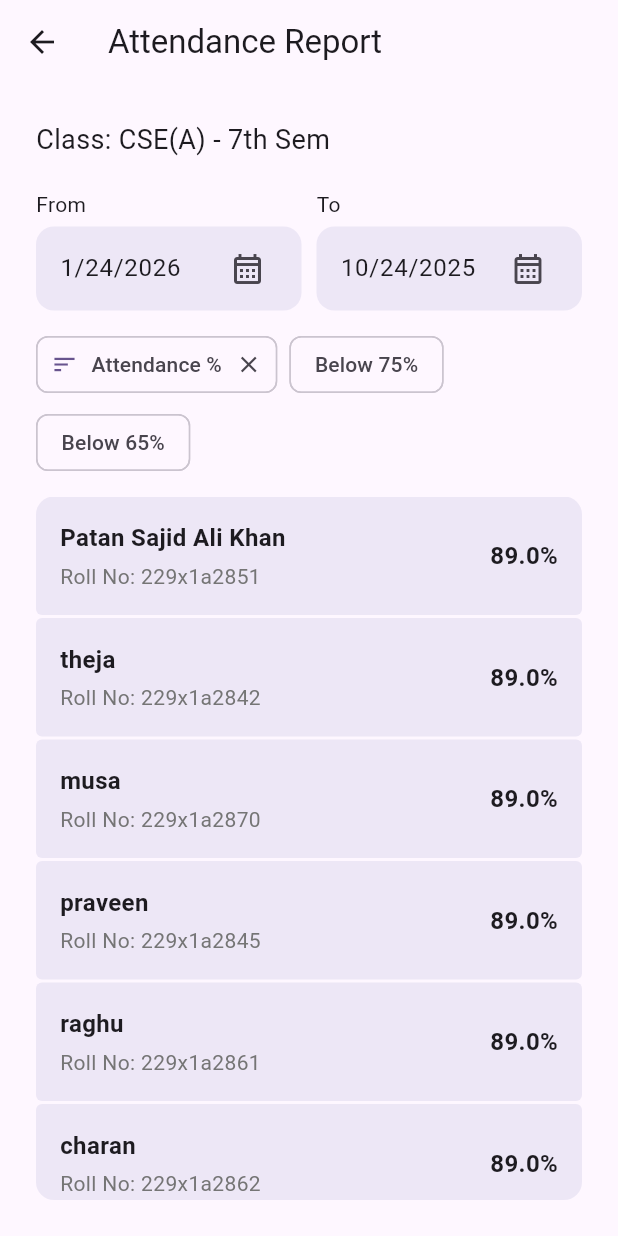
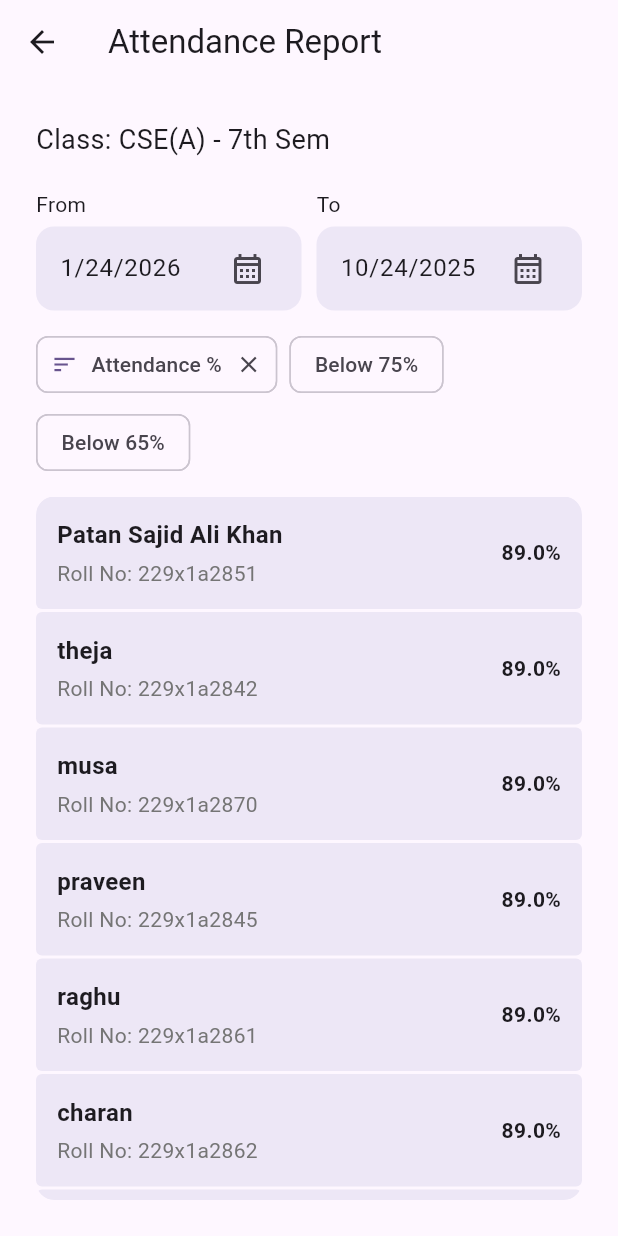
Before and after one commit to sajid-ali-khan/attappv3, a Flutter app: the ReportPage screen opened directly, on a phone screen of 412 x 824 dp. Run offline on Flutter 3.47's test engine with Material 3 defaults, Android fonts, the phone set to English and light mode, and no system bars; our stand-ins replace flutter_secure_storage; accounts and stored records are empty.

```diff
--- a/lib/data/constants.dart
+++ b/lib/data/constants.dart
@@ -25,7 +25,7 @@ class Constants {
     StudentModel(name: "charan", roll: "229x1a2862"),
     StudentModel(name: "uma mahesh", roll: "229x1a2850"),
     StudentModel(name: "harsha", roll: "229x1a2852"),
-    StudentModel(name: "sreeram", roll: "229x1a2844"),
+    StudentModel(name: "Ghadiyaram Jaya Sai Sreerama Kumar", roll: "229x1a2844"),
     StudentModel(name: "navneeth", roll: "229x1a2846"),
     StudentModel(name: "vijay", roll: "229x1a2841"),
   ];
--- /dev/null
+++ b/lib/data/models/login_request.dart
@@ -0,0 +1,6 @@
+class LoginRequest {
+  String userId;
+  String password;
+
+  LoginRequest({required this.userId, required this.password});
+}
--- a/lib/main.dart
+++ b/lib/main.dart
@@ -1,4 +1,4 @@
-import 'package:attappv1/views/pages/login_page.dart';
+import 'package:attappv1/ui/views/pages/login_page.dart';
 import 'package:flutter/material.dart';
 
 void main() {
--- a/lib/views/pages/class_details_page.dart
+++ b/lib/ui/views/pages/class_details_page.dart
@@ -1,7 +1,7 @@
 import 'package:attappv1/data/constants.dart';
-import 'package:attappv1/views/pages/mark_attendance_page.dart';
-import 'package:attappv1/views/pages/report_page.dart';
-import 'package:attappv1/views/widgets/session_card.dart';
+import 'package:attappv1/ui/views/pages/mark_attendance_page.dart';
+import 'package:attappv1/ui/views/pages/report_page.dart';
+import 'package:attappv1/ui/views/widgets/session_card.dart';
 import 'package:flutter/material.dart';
 import 'package:intl/intl.dart';
 
--- a/lib/views/pages/dashboard_page.dart
+++ b/lib/ui/views/pages/dashboard_page.dart
@@ -1,6 +1,6 @@
 import 'package:attappv1/data/constants.dart';
-import 'package:attappv1/views/pages/login_page.dart';
-import 'package:attappv1/views/widgets/class_card.dart';
+import 'package:attappv1/ui/views/pages/login_page.dart';
+import 'package:attappv1/ui/views/widgets/class_card.dart';
 import 'package:flutter/material.dart';
 
 class DashboardPage extends StatelessWidget {
--- a/lib/views/pages/login_page.dart
+++ b/lib/ui/views/pages/login_page.dart
@@ -1,4 +1,4 @@
-import 'package:attappv1/views/pages/dashboard_page.dart';
+import 'package:attappv1/ui/views/pages/dashboard_page.dart';
 import 'package:flutter/material.dart';
 
 class LoginPage extends StatefulWidget {
--- a/lib/views/pages/mark_attendance_page.dart
+++ b/lib/ui/views/pages/mark_attendance_page.dart
@@ -93,7 +93,8 @@ class _MarkAttendancePageState extends State<MarkAttendancePage> {
                               }
                             });
                           },
-                          title: Text('${e.student.roll} - ${e.student.name}'),
+                          title: Text(e.student.name),
+                          subtitle: Text(e.student.roll),
                         ),
                         Divider()
                       ],
--- a/lib/views/pages/report_page.dart
+++ b/lib/ui/views/pages/report_page.dart
@@ -1,7 +1,7 @@
 import 'package:attappv1/data/constants.dart';
 import 'package:attappv1/data/utils.dart';
-import 'package:attappv1/views/widgets/date_input.dart';
-import 'package:attappv1/views/widgets/report_widget.dart';
+import 'package:attappv1/ui/views/widgets/date_input.dart';
+import 'package:attappv1/ui/views/widgets/report_widget.dart';
 import 'package:flutter/material.dart';
 
 class ReportPage extends StatefulWidget {
@@ -61,7 +61,10 @@ class _ReportPageState extends State<ReportPage> {
             SizedBox(height: 12),
 
             Expanded(
-              child: ReportWidget(report: Constants.report)
+              child: ClipRRect(
+                borderRadius: BorderRadius.circular(12),
+                child: Container(child: ReportWidget(report: Constants.report)),
+              ),
             ),
           ],
         ),
--- a/lib/views/widgets/report_widget.dart
+++ b/lib/ui/views/widgets/report_widget.dart
@@ -24,7 +24,7 @@ class ReportWidget extends StatelessWidget {
                         borderRadius: BorderRadius.circular(4),
                       ),
                       child: Padding(
-                        padding: const EdgeInsets.all(16.0),
+                        padding: const EdgeInsets.all(14.0),
                         child: Row(
                           crossAxisAlignment:
                               CrossAxisAlignment.center, // Center vertically
@@ -57,7 +57,7 @@ class ReportWidget extends StatelessWidget {
                             Text(
                               '${reportItem.percentage}%', // Added % here for clarity
                               style: TextStyle(
-                                fontSize: 16,
+                                fontSize: 14,
                                 fontWeight: FontWeight.bold,
                               ),
                             ),
@@ -65,6 +65,12 @@ class ReportWidget extends StatelessWidget {
                         ),
                       ),
                     );
+                    // return ListTile(
+                    //   tileColor: Colors.deepPurple[50],
+                    //   title: Text(reportItem.student.name),
+                    //   subtitle: Text(reportItem.student.roll),
+                    //   trailing: Text('${reportItem.percentage}%', style: TextStyle(fontWeight: FontWeight.bold, fontSize: 14),),
+                    // );
                   },
                 ),
               );
--- a/pubspec.yaml
+++ b/pubspec.yaml
@@ -36,6 +36,7 @@ dependencies:
   # Use with the CupertinoIcons class for iOS style icons.
   cupertino_icons: ^1.0.8
   intl: ^0.20.2
+  flutter_secure_storage: ^9.2.4
 
 dev_dependencies:
   flutter_test:
```
Also changed, not shown: lib/data/services/token_service.dart (added, +20 -0 lines), lib/ui/views/widgets/class_card.dart (renamed from lib/views/widgets/session_card.dart, +11 -11 lines), lib/ui/views/widgets/session_card.dart (renamed from lib/views/widgets/class_card.dart, +11 -11 lines), lib/data/repositories/classes_repo.dart (added), lib/data/services/auth_service.dart (added), lib/ui/views/widgets/date_input.dart (renamed from lib/views/widgets/date_input.dart), pubspec.lock.
